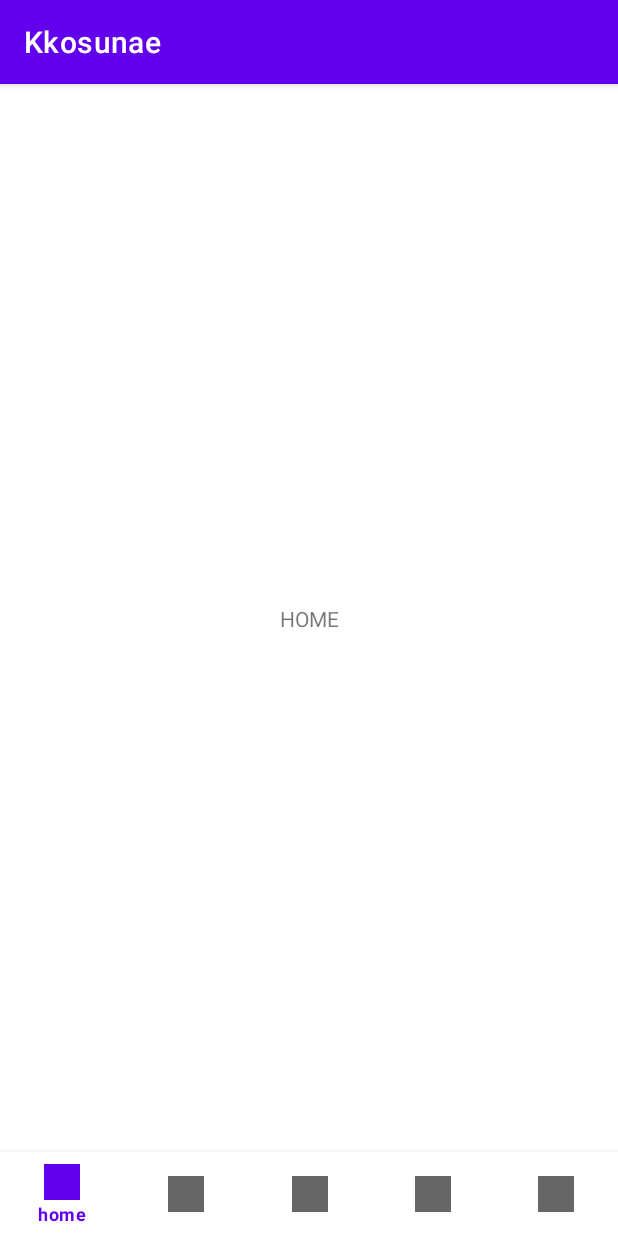
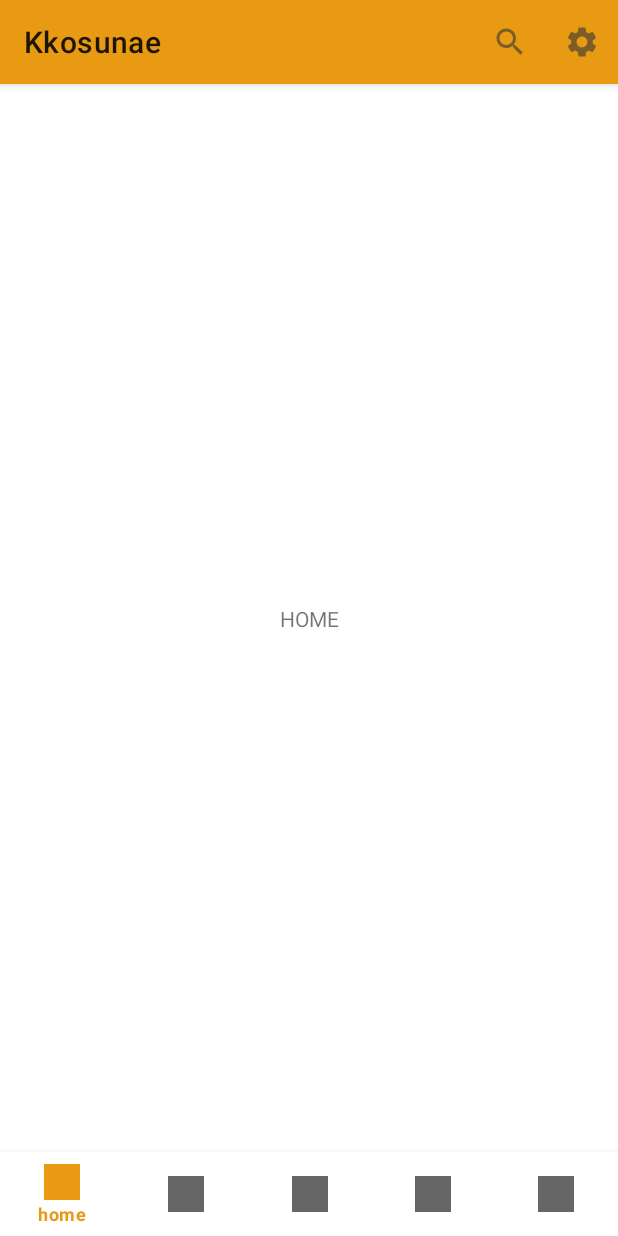
Before and after one commit to Kkosunae/android, an Android app: the screen it shows after launch (MainActivity), on a phone screen of 412 x 824 dp. Run offline under Robolectric (Android 15) with nearby library versions, the phone set to English and light mode, and no system bars; libraries missing offline, so code that uses them is left out: com.kakao.sdk, com.naver.maps; 7 statements that could not run were skipped.

Commit message:
[KKO-119] Added common AppBar with sample option menu

```diff
--- a/app/src/main/java/com/kkosunae/view/activity/MainActivity.kt
+++ b/app/src/main/java/com/kkosunae/view/activity/MainActivity.kt
@@ -4,6 +4,8 @@ import android.content.Intent
 import androidx.appcompat.app.AppCompatActivity
 import android.os.Bundle
 import android.util.Log
+import android.view.Menu
+import android.view.MenuItem
 import android.widget.Toast
 import com.kkosunae.R
 import com.kakao.sdk.common.util.Utility
@@ -17,7 +19,7 @@ import com.naver.maps.map.OnMapReadyCallback
 import com.naver.maps.map.util.FusedLocationSource
 
 class MainActivity : AppCompatActivity(), OnMapReadyCallback {
-    var TAG:String = "MainActivity"
+    val TAG : String = "MainActivity"
     lateinit var binding: ActivityMainBinding
     private lateinit var locationSource: FusedLocationSource
     private lateinit var naverMap: NaverMap
@@ -43,8 +45,6 @@ class MainActivity : AppCompatActivity(), OnMapReadyCallback {
                 R.id.navi_menu_point -> supportFragmentManager.beginTransaction().replace(R.id.fragment_container_main, PointFragment() ).commit()
                 R.id.navi_menu_community -> supportFragmentManager.beginTransaction().replace(R.id.fragment_container_main, CommunityFragment() ).commit()
                 R.id.navi_menu_mypage -> supportFragmentManager.beginTransaction().replace(R.id.fragment_container_main, MypageFragment() ).commit()
-
-
             }
             true
         }
@@ -100,6 +100,20 @@ class MainActivity : AppCompatActivity(), OnMapReadyCallback {
         super.onRequestPermissionsResult(requestCode, permissions, grantResults)
     }
 
+    override fun onCreateOptionsMenu(menu: Menu?): Boolean {
+        menuInflater.inflate(R.menu.main_menu, menu)
+        return true
+    }
+
+    override fun onOptionsItemSelected(item: MenuItem): Boolean {
+        when (item.itemId) {
+            R.id.menu_search -> Log.d(TAG, "menu_search click!")
+            R.id.menu_setting -> Log.d(TAG, "menu_setting click!")
+            else -> null
+        }
+        return super.onOptionsItemSelected(item)
+    }
+
     companion object {
         private const val LOCATION_PERMISSION_REQUEST_CODE = 1000
     }
--- a/app/src/main/java/com/kkosunae/view/fragment/MapFragment.kt
+++ b/app/src/main/java/com/kkosunae/view/fragment/MapFragment.kt
@@ -16,7 +16,10 @@ class MapFragment : Fragment(){
         savedInstanceState: Bundle?
     ): View? {
         binding = FragmentMapBinding.inflate(inflater, container, false)
-        val view = binding.root
-        return view
+        return binding.root
+    }
+
+    override fun onViewCreated(view: View, savedInstanceState: Bundle?) {
+        super.onViewCreated(view, savedInstanceState)
     }
 }
--- /dev/null
+++ b/app/src/main/res/drawable-anydpi/ic_action_search.xml
@@ -0,0 +1,11 @@
+<vector xmlns:android="http://schemas.android.com/apk/res/android"
+    android:width="24dp"
+    android:height="24dp"
+    android:viewportWidth="24"
+    android:viewportHeight="24"
+    android:tint="#333333"
+    android:alpha="0.6">
+  <path
+      android:fillColor="@android:color/white"
+      android:pathData="M15.5,14h-0.79l-0.28,-0.27C15.41,12.59 16,11.11 16,9.5 16,5.91 13.09,3 9.5,3S3,5.91 3,9.5 5.91,16 9.5,16c1.61,0 3.09,-0.59 4.23,-1.57l0.27,0.28v0.79l5,4.99L20.49,19l-4.99,-5zM9.5,14C7.01,14 5,11.99 5,9.5S7.01,5 9.5,5 14,7.01 14,9.5 11.99,14 9.5,14z"/>
+</vector>
--- /dev/null
+++ b/app/src/main/res/drawable-anydpi/ic_action_setting.xml
@@ -0,0 +1,11 @@
+<vector xmlns:android="http://schemas.android.com/apk/res/android"
+    android:width="24dp"
+    android:height="24dp"
+    android:viewportWidth="24"
+    android:viewportHeight="24"
+    android:tint="#333333"
+    android:alpha="0.6">
+  <path
+      android:fillColor="@android:color/white"
+      android:pathData="M19.14,12.94c0.04,-0.3 0.06,-0.61 0.06,-0.94c0,-0.32 -0.02,-0.64 -0.07,-0.94l2.03,-1.58c0.18,-0.14 0.23,-0.41 0.12,-0.61l-1.92,-3.32c-0.12,-0.22 -0.37,-0.29 -0.59,-0.22l-2.39,0.96c-0.5,-0.38 -1.03,-0.7 -1.62,-0.94L14.4,2.81c-0.04,-0.24 -0.24,-0.41 -0.48,-0.41h-3.84c-0.24,0 -0.43,0.17 -0.47,0.41L9.25,5.35C8.66,5.59 8.12,5.92 7.63,6.29L5.24,5.33c-0.22,-0.08 -0.47,0 -0.59,0.22L2.74,8.87C2.62,9.08 2.66,9.34 2.86,9.48l2.03,1.58C4.84,11.36 4.8,11.69 4.8,12s0.02,0.64 0.07,0.94l-2.03,1.58c-0.18,0.14 -0.23,0.41 -0.12,0.61l1.92,3.32c0.12,0.22 0.37,0.29 0.59,0.22l2.39,-0.96c0.5,0.38 1.03,0.7 1.62,0.94l0.36,2.54c0.05,0.24 0.24,0.41 0.48,0.41h3.84c0.24,0 0.44,-0.17 0.47,-0.41l0.36,-2.54c0.59,-0.24 1.13,-0.56 1.62,-0.94l2.39,0.96c0.22,0.08 0.47,0 0.59,-0.22l1.92,-3.32c0.12,-0.22 0.07,-0.47 -0.12,-0.61L19.14,12.94zM12,15.6c-1.98,0 -3.6,-1.62 -3.6,-3.6s1.62,-3.6 3.6,-3.6s3.6,1.62 3.6,3.6S13.98,15.6 12,15.6z"/>
+</vector>
--- a/app/src/main/res/layout/activity_main.xml
+++ b/app/src/main/res/layout/activity_main.xml
@@ -1,5 +1,5 @@
 <?xml version="1.0" encoding="utf-8"?>
-<androidx.constraintlayout.widget.ConstraintLayout xmlns:android="http://schemas.android.com/apk/res/android"
+<androidx.coordinatorlayout.widget.CoordinatorLayout xmlns:android="http://schemas.android.com/apk/res/android"
     xmlns:app="http://schemas.android.com/apk/res-auto"
     xmlns:tools="http://schemas.android.com/tools"
     android:layout_width="match_parent"
@@ -8,26 +8,33 @@
 
     <FrameLayout
         android:id="@+id/fragment_container_main"
-        android:layout_width="0dp"
-        android:layout_height="0dp"
-        app:layout_constraintBottom_toTopOf="@+id/bnv_main"
-        app:layout_constraintEnd_toEndOf="parent"
-        app:layout_constraintStart_toStartOf="parent"
-        app:layout_constraintTop_toTopOf="parent">
+        android:layout_width="match_parent"
+        android:layout_height="match_parent">
 
     </FrameLayout>
 
+    <com.google.android.material.appbar.AppBarLayout
+        android:id="@+id/appbar"
+        android:layout_width="match_parent"
+        android:layout_height="wrap_content">
+        <androidx.appcompat.widget.Toolbar
+            android:id="@+id/main_toolbar"
+            android:layout_width="match_parent"
+            android:layout_height="?attr/actionBarSize"
+            app:menu="@menu/main_menu"
+            app:title="@string/app_name"
+            >
 
+        </androidx.appcompat.widget.Toolbar>
+    </com.google.android.material.appbar.AppBarLayout>
 
     <com.google.android.material.bottomnavigation.BottomNavigationView
         android:id="@+id/bnv_main"
         app:menu="@menu/navi_menu"
-        android:layout_width="0dp"
+        android:layout_width="match_parent"
         android:layout_height="wrap_content"
-        app:layout_constraintStart_toStartOf="parent"
-        app:layout_constraintBottom_toBottomOf="parent"
-        app:layout_constraintEnd_toEndOf="parent">
+        android:layout_gravity="bottom">
 
     </com.google.android.material.bottomnavigation.BottomNavigationView>
 
-</androidx.constraintlayout.widget.ConstraintLayout>
+</androidx.coordinatorlayout.widget.CoordinatorLayout>
--- /dev/null
+++ b/app/src/main/res/menu/main_menu.xml
@@ -0,0 +1,16 @@
+<?xml version="1.0" encoding="utf-8"?>
+<menu xmlns:android="http://schemas.android.com/apk/res/android"
+    xmlns:app="http://schemas.android.com/apk/res-auto">
+    <item
+        android:id="@+id/menu_search"
+        app:showAsAction="always"
+        android:enabled="true"
+        android:icon="@drawable/ic_action_search"
+        android:title="search"/>
+    <item
+        android:id="@+id/menu_setting"
+        app:showAsAction="always"
+        android:enabled="true"
+        android:icon="@drawable/ic_action_setting"
+        android:title="setting"/>
+</menu>
--- a/app/src/main/res/values-night/themes.xml
+++ b/app/src/main/res/values-night/themes.xml
@@ -1,6 +1,6 @@
 <resources xmlns:tools="http://schemas.android.com/tools">
     <!-- Base application theme. -->
-    <style name="Theme.Kkosunae" parent="Theme.MaterialComponents.DayNight.DarkActionBar">
+    <style name="Theme.Kkosunae" parent="Theme.MaterialComponents.DayNight.NoActionBar">
         <!-- Primary brand color. -->
         <item name="colorPrimary">@color/purple_200</item>
         <item name="colorPrimaryVariant">@color/purple_700</item>
--- a/app/src/main/res/values/colors.xml
+++ b/app/src/main/res/values/colors.xml
@@ -1,5 +1,8 @@
 <?xml version="1.0" encoding="utf-8"?>
 <resources>
+    <color name="key_color">#E89A12</color>
+    <color name="sub_color_baise">#FFF7E1</color>
+
     <color name="purple_200">#FFBB86FC</color>
     <color name="purple_500">#FF6200EE</color>
     <color name="purple_700">#FF3700B3</color>
--- a/app/src/main/res/values/themes.xml
+++ b/app/src/main/res/values/themes.xml
@@ -1,14 +1,14 @@
 <resources xmlns:tools="http://schemas.android.com/tools">
     <!-- Base application theme. -->
-    <style name="Theme.Kkosunae" parent="Theme.MaterialComponents.DayNight.DarkActionBar">
+    <style name="Theme.Kkosunae" parent="Theme.MaterialComponents.DayNight.NoActionBar">
         <!-- Primary brand color. -->
-        <item name="colorPrimary">@color/purple_500</item>
-        <item name="colorPrimaryVariant">@color/purple_700</item>
-        <item name="colorOnPrimary">@color/white</item>
+        <item name="colorPrimary">@color/key_color</item>
+        <item name="colorPrimaryVariant">@color/sub_color_baise</item>
+        <item name="colorOnPrimary">@color/sub_color_baise</item>
         <!-- Secondary brand color. -->
         <item name="colorSecondary">@color/teal_200</item>
         <item name="colorSecondaryVariant">@color/teal_700</item>
-        <item name="colorOnSecondary">@color/black</item>
+        <item name="colorOnSecondary">@color/sub_color_baise</item>
         <!-- Status bar color. -->
         <item name="android:statusBarColor">?attr/colorPrimaryVariant</item>
         <!-- Customize your theme here. -->
```
Also changed, not shown: app/src/main/res/drawable-hdpi/ic_action_search.png (added), app/src/main/res/drawable-hdpi/ic_action_setting.png (added), app/src/main/res/drawable-mdpi/ic_action_search.png (added), app/src/main/res/drawable-mdpi/ic_action_setting.png (added), app/src/main/res/drawable-xhdpi/ic_action_search.png (added), app/src/main/res/drawable-xhdpi/ic_action_setting.png (added), app/src/main/res/drawable-xxhdpi/ic_action_search.png (added), app/src/main/res/drawable-xxhdpi/ic_action_setting.png (added).
